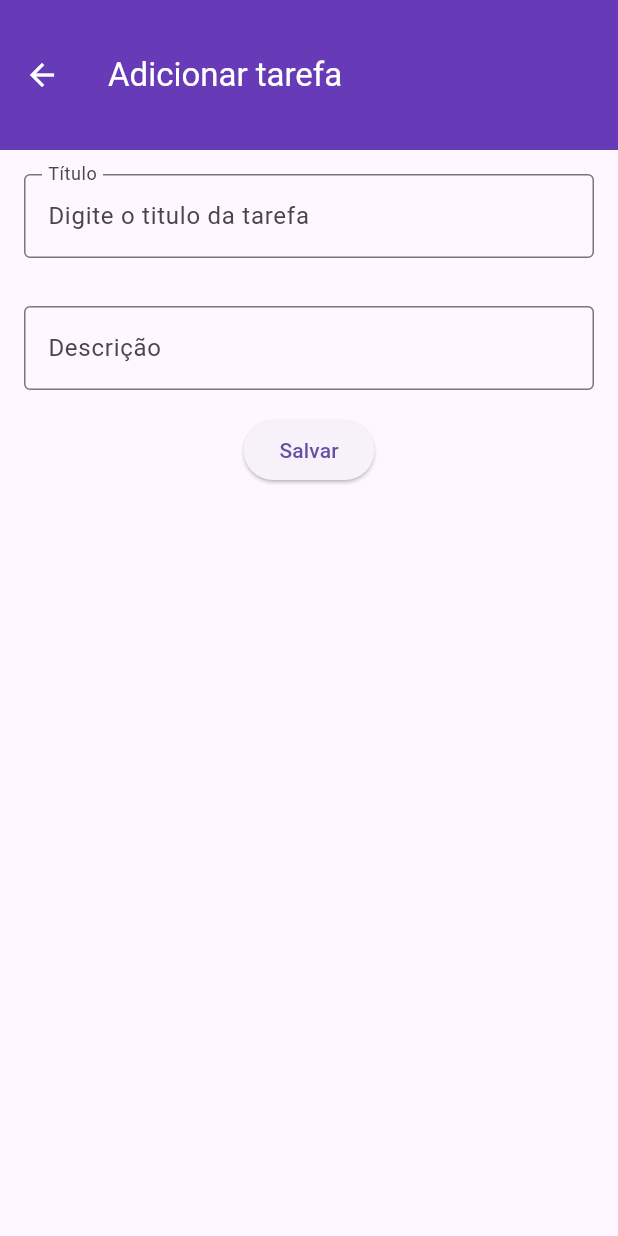
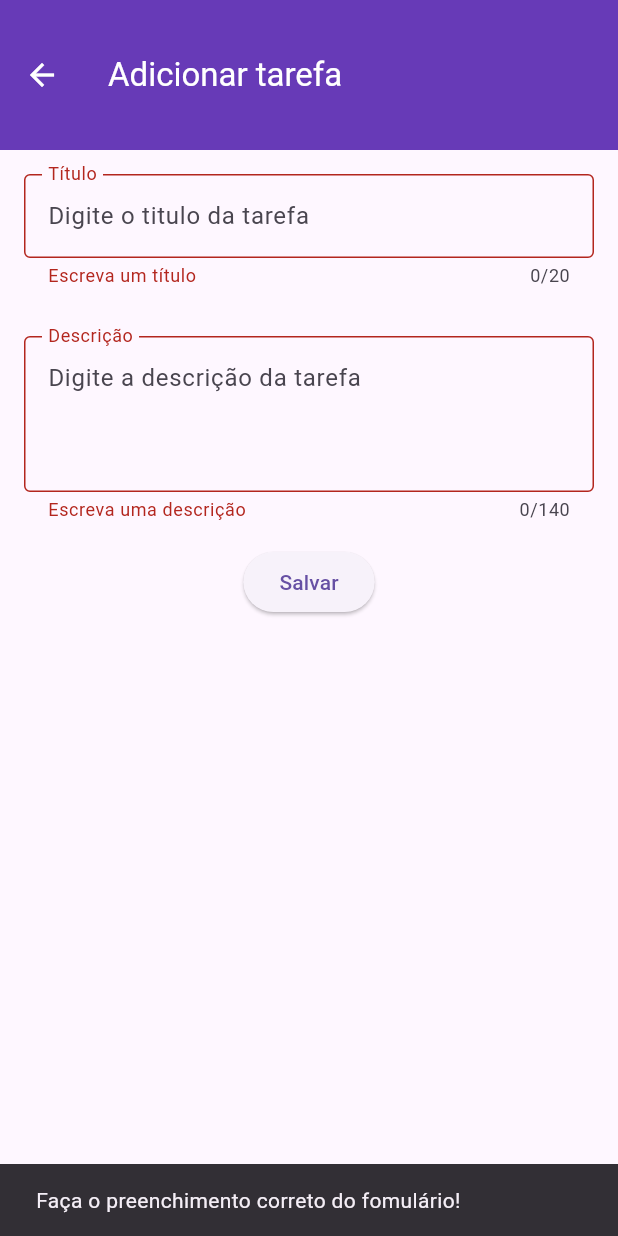
Before and after one commit to JandersonThomaz/ToDo_Segunda, a Flutter app: the AdicionarTaskScreen screen opened directly, after a tap on "Salvar", on a phone screen of 412 x 824 dp. Run offline on Flutter 3.47's test engine with Material 3 defaults, Android fonts, the light colour scheme and no system bars.

Commit message:
Alterações da aula 15/09/2025

```diff
--- a/lib/screens/adicionar_task_screen.dart
+++ b/lib/screens/adicionar_task_screen.dart
@@ -1,3 +1,4 @@
+import 'package:app_segunda/models/tarefa.dart';
 import 'package:flutter/material.dart';
 
 class AdicionarTaskScreen extends StatelessWidget {
@@ -6,16 +7,20 @@ class AdicionarTaskScreen extends StatelessWidget {
   final tituloController = TextEditingController();
   final descricaoController = TextEditingController();
 
+  final _formKey = GlobalKey<FormState>();
+
   @override
   Widget build(BuildContext context) {
     return Scaffold(
       appBar: AppBar(title: Text("Adicionar tarefa")),
-      body: Column(
+      body: Form(
+        key: _formKey,
+        child: Column(
           children: [
             //campo do titulo
             Padding(
               padding: EdgeInsets.all(16),
-            child: TextField(
+              child: TextFormField(
                 decoration: InputDecoration(
                   label: Text("Título"),
                   border: OutlineInputBorder(),
@@ -23,26 +28,67 @@ class AdicionarTaskScreen extends StatelessWidget {
                   floatingLabelBehavior: FloatingLabelBehavior.always,
                 ),
                 controller: tituloController,
+                maxLength: 20,
+                validator: (valor) {
+                  if(valor == null || valor.isEmpty){
+                    return "Escreva um título";
+                  }
+                  if(valor.length < 4){
+                    return "Digite pelo menos 4 caracteres";
+                  }
+                  return null;
+                },
               ),
             ),
             //campo da descrição
             Padding(
               padding: EdgeInsetsGeometry.all(16),
-            child: TextField(
+              child: TextFormField(
                 decoration: InputDecoration(
                   label: Text("Descrição"),
                   border: OutlineInputBorder(),
                   hintText: "Digite a descrição da tarefa",
+                  floatingLabelBehavior: FloatingLabelBehavior.always
                 ),
+                minLines: 3,
+                maxLines: 3,
+                maxLength: 140,
                 controller: descricaoController,
+                    validator: (valor) {
+                  if(valor == null || valor.isEmpty){
+                    return "Escreva uma descrição";
+                  }
+                  if(valor.length < 10){
+                    return "Digite pelo menos 10 caracteres";
+                  }
+                  return null;
+                },
               ),
             ),
             ElevatedButton(
-            onPressed: (){},
+              onPressed: (){
+                if(_formKey.currentState!.validate()){
+                  //Caso esteja valido
+                  Tarefa novaTarefa = Tarefa(0, tituloController.text, descricaoController.text);
+
+                  Navigator.pop(context, novaTarefa);
+
+                  ScaffoldMessenger.of(context).showSnackBar(
+                    SnackBar(content: Text("Tarefa criada com sucesso!"))
+                  );
+                }
+                else{
+                  //Caso não esteja válido
+                  ScaffoldMessenger.of(context).showSnackBar(
+                    SnackBar(content: Text("Faça o preenchimento correto do fomulário!"))
+                  );
+                }
+              },
               child: Text("Salvar"),
             ),
           ],
         ),
+      ),
     );
   }
 }
--- a/lib/services/Tarefa_service.dart
+++ b/lib/services/Tarefa_service.dart
@@ -1,4 +1,4 @@
-import 'package:app_segunda/models/Tarefa.dart';
+import 'package:app_segunda/models/tarefa.dart';
 
 class TarefaService {
   List<Tarefa> listarTodas(){
@@ -9,9 +9,9 @@ class TarefaService {
     var tarefa02 = Tarefa(2, "Estudar flutter", "Para não reprovar");
     var tarefa03 = Tarefa(3, "Lavar louça", "Para a louça não ficar suja");
 
+
     tarefas.add(tarefa01);
     tarefas.add(tarefa02);
-    tarefas.add(tarefa03);
     tarefas.add(tarefa03);
 
 
```
Also changed, not shown: lib/models/Tarefa.dart (+9 -0 lines), lib/screens/home_screen.dart (+36 -12 lines). Lines whose indentation alone changed are shown as unchanged.
